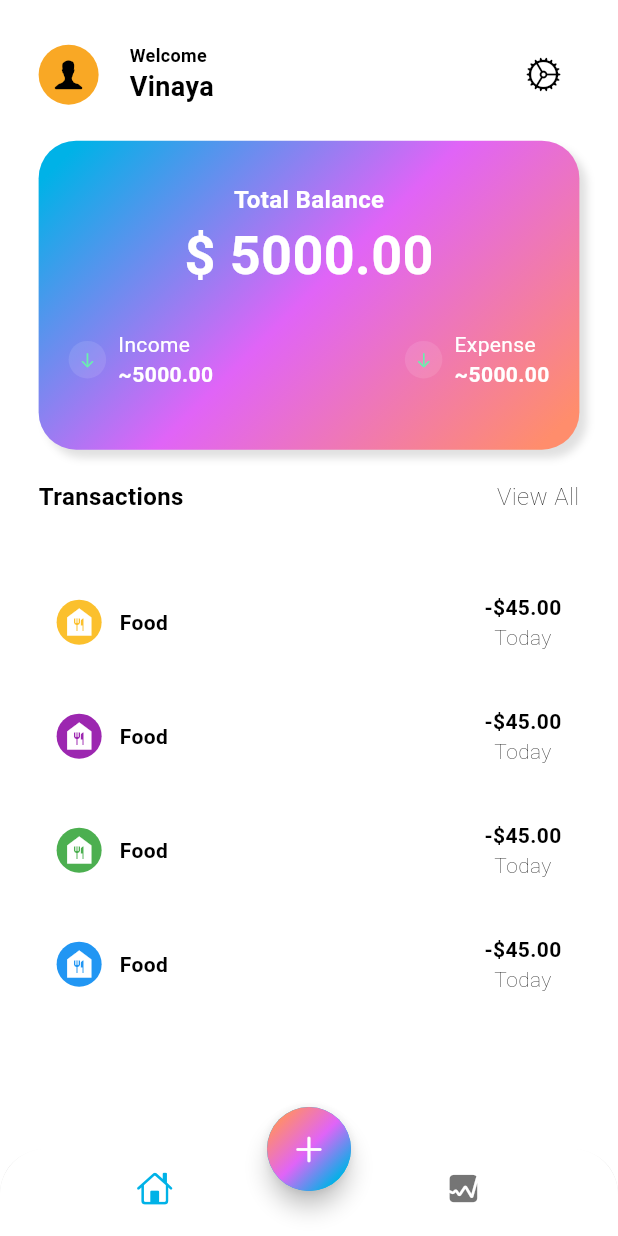
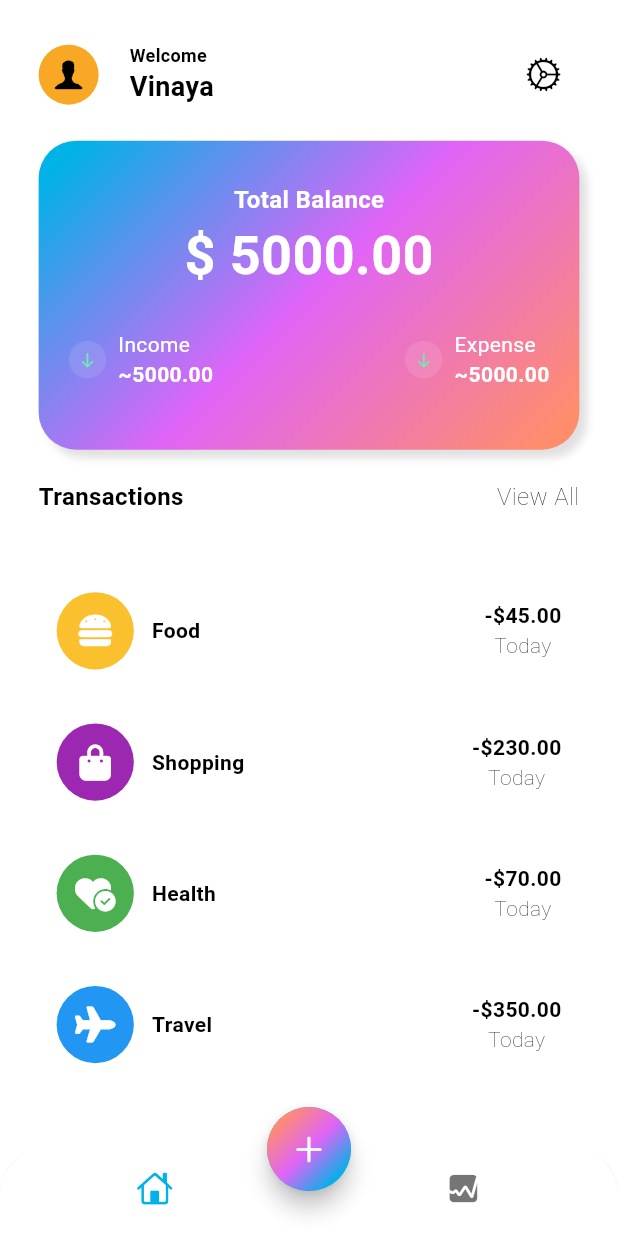
Before and after one commit to VinayaAugusthy/expendid, a Flutter app: the screen it shows after launch, on a phone screen of 412 x 824 dp. Run offline on Flutter 3.47's test engine with Material 3 defaults, Android fonts, the phone set to English and light mode, and no system bars; our stand-ins replace font_awesome_flutter.

Commit message:
data transferred

```diff
--- a/lib/data/data.dart
+++ b/lib/data/data.dart
@@ -3,28 +3,40 @@ import 'package:font_awesome_flutter/font_awesome_flutter.dart';
 
 List<Map<String, dynamic>> transactionsData = [
   {
-    'icon': const FaIcon(FontAwesomeIcons.burger),
+    'icon': const FaIcon(
+      FontAwesomeIcons.burger,
+      color: Colors.white,
+    ),
     'color': Colors.yellow[700],
     'name': 'Food',
     'totalAmount': '-\$45.00',
     'date': 'Today',
   },
   {
-    'icon': const FaIcon(FontAwesomeIcons.bagShopping),
+    'icon': const FaIcon(
+      FontAwesomeIcons.bagShopping,
+      color: Colors.white,
+    ),
     'color': Colors.purple,
     'name': 'Shopping',
     'totalAmount': '-\$230.00',
     'date': 'Today',
   },
   {
-    'icon': const FaIcon(FontAwesomeIcons.heartCircleCheck),
+    'icon': const FaIcon(
+      FontAwesomeIcons.heartCircleCheck,
+      color: Colors.white,
+    ),
     'color': Colors.green,
     'name': 'Health',
     'totalAmount': '-\$70.00',
     'date': 'Today',
   },
   {
-    'icon': const FaIcon(FontAwesomeIcons.plane),
+    'icon': const FaIcon(
+      FontAwesomeIcons.plane,
+      color: Colors.white,
+    ),
     'color': Colors.blue,
     'name': 'Travel',
     'totalAmount': '-\$350.00',
--- a/lib/views/home/views/main_screen.dart
+++ b/lib/views/home/views/main_screen.dart
@@ -254,7 +254,7 @@ class MainScreen extends StatelessWidget {
                         borderRadius: BorderRadius.circular(12),
                       ),
                       child: Padding(
-                        padding: const EdgeInsets.all(12.0),
+                        padding: const EdgeInsets.all(12),
                         child: Row(
                           mainAxisAlignment: MainAxisAlignment.spaceBetween,
                           children: [
@@ -264,24 +264,21 @@ class MainScreen extends StatelessWidget {
                                   alignment: Alignment.center,
                                   children: [
                                     Container(
-                                      width: 30,
-                                      height: 30,
+                                      width: size.width / 8,
+                                      height: size.width / 8,
                                       decoration: BoxDecoration(
                                         color: transactionsData[index]['color'],
                                         shape: BoxShape.circle,
                                       ),
                                     ),
-                                    const Icon(
-                                      Icons.food_bank,
-                                      color: Colors.white,
-                                    ),
+                                    transactionsData[index]['icon'],
                                   ],
                                 ),
                                 const SizedBox(
                                   width: 12,
                                 ),
                                 Text(
-                                  'Food',
+                                  transactionsData[index]['name'],
                                   style: TextStyle(
                                     fontWeight: FontWeight.bold,
                                     fontSize: 14,
@@ -295,7 +292,7 @@ class MainScreen extends StatelessWidget {
                             Column(
                               children: [
                                 Text(
-                                  '-\$45.00',
+                                  transactionsData[index]['totalAmount'],
                                   style: TextStyle(
                                     fontWeight: FontWeight.bold,
                                     fontSize: 14,
@@ -305,7 +302,7 @@ class MainScreen extends StatelessWidget {
                                   ),
                                 ),
                                 Text(
-                                  'Today',
+                                  transactionsData[index]['date'],
                                   style: TextStyle(
                                     fontWeight: FontWeight.w100,
                                     fontSize: 14,
--- a/pubspec.yaml
+++ b/pubspec.yaml
@@ -36,6 +36,7 @@ dependencies:
   # Use with the CupertinoIcons class for iOS style icons.
   cupertino_icons: ^1.0.6
   font_awesome_flutter: ^10.7.0
+  fl_chart: ^0.66.2
 
 dev_dependencies:
   flutter_test:
```
Also changed, not shown: pubspec.lock.
